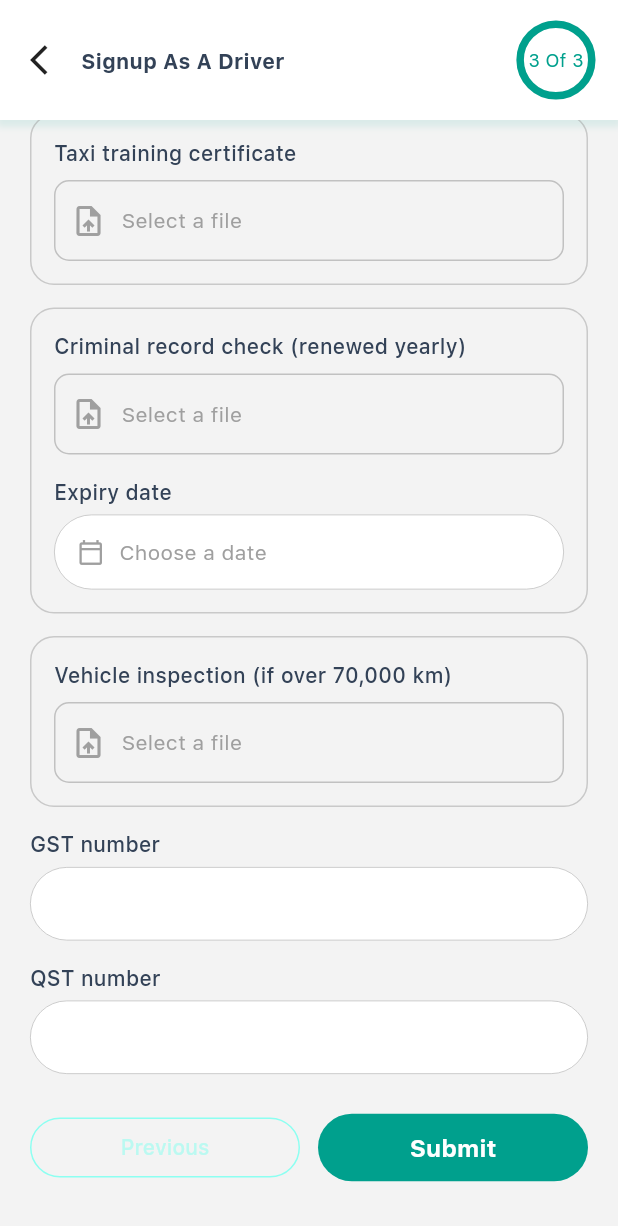
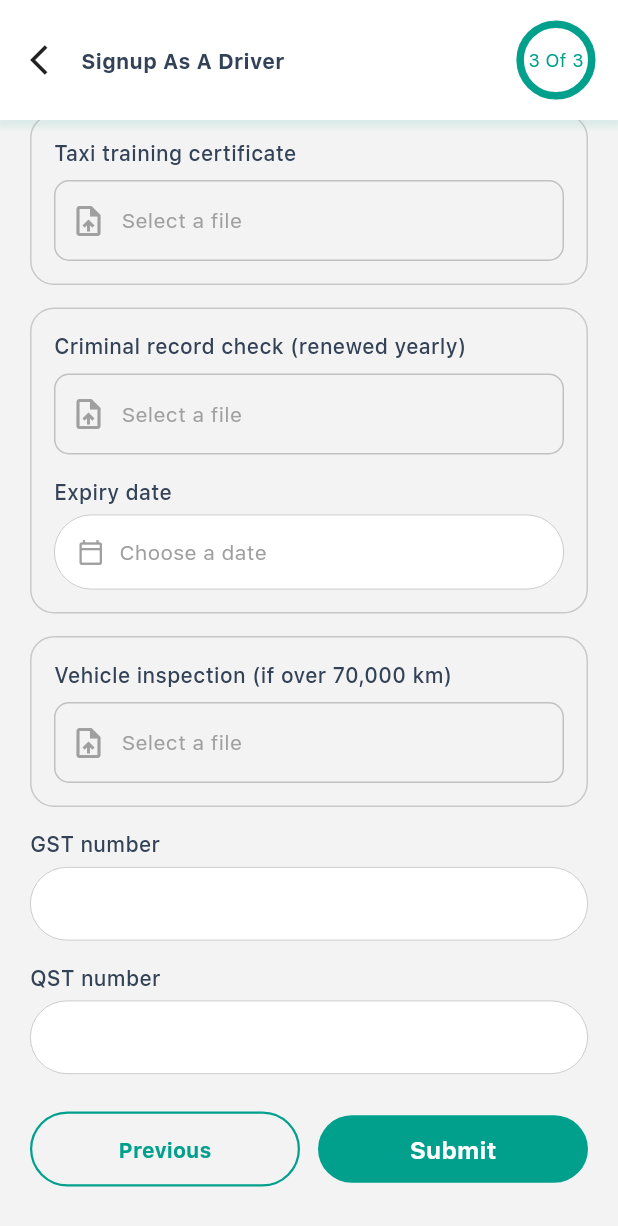
Before and after one commit to rolandpierre1/wolygo-driver, a Flutter app: the AdditionalSignUpScreen2 screen opened directly, scrolled down 766 dp, on a phone screen of 412 x 824 dp. Shown: the top 1226 px of the screen. Run offline on Flutter 3.47's test engine with Material 3 defaults, Android fonts, the phone set to English and light mode, and no system bars; drawn by our look-alikes of percent_indicator; our stand-ins replace audioplayers, chewie, connectivity_plus, country_code_picker, dotted_border, dropdown_button2 and 29 more; missing offline and left inert: custom_map_markers, dart_pusher_channels, flutter_downloader, flutter_polyline_points, just_the_tooltip, phone_numbers_parser and 1 more; accounts and stored records are empty; network calls fail.

Commit message:
Bouton Precedent visible

```diff
--- a/lib/features/auth/screens/additional_sign_up_screen_2.dart
+++ b/lib/features/auth/screens/additional_sign_up_screen_2.dart
@@ -67,7 +67,7 @@ class AdditionalSignUpScreen2 extends StatelessWidget {
                 c.isLoading
                   ? Center(child: SpinKitCircle(color: Theme.of(context).primaryColor, size: 40.0))
                   : Row(children: [
-                      Expanded(child: OutlinedButton(onPressed: () => Get.back(), child: Text(sxT('Précédent', 'Previous')))),
+                      const Expanded(child: SxBackButton()),
                       const SizedBox(width: 12),
                       Expanded(child: ButtonWidget(
                         buttonText: sxT('Soumettre l\'inscription', 'Submit'), radius: 50,
--- a/lib/features/auth/screens/vehicle_sign_up_screen.dart
+++ b/lib/features/auth/screens/vehicle_sign_up_screen.dart
@@ -94,7 +94,7 @@ class _VehicleSignUpScreenState extends State<VehicleSignUpScreen> {
 
                 const SizedBox(height: Dimensions.paddingSizeExtraLarge),
                 Row(children: [
-                  Expanded(child: OutlinedButton(onPressed: () => Get.back(), child: Text(sxT('Précédent', 'Previous')))),
+                  const Expanded(child: SxBackButton()),
                   const SizedBox(width: 12),
                   Expanded(child: ButtonWidget(
                     buttonText: 'next'.tr, radius: 50,
--- a/lib/features/auth/widgets/signup_fields.dart
+++ b/lib/features/auth/widgets/signup_fields.dart
@@ -155,3 +155,22 @@ class SxDoc extends StatelessWidget {
     );
   }
 }
+
+/// Bouton « Précédent » bien visible.
+class SxBackButton extends StatelessWidget {
+  const SxBackButton({super.key});
+  @override
+  Widget build(BuildContext context) {
+    final c = Theme.of(context).primaryColor;
+    return OutlinedButton(
+      onPressed: () => Get.back(),
+      style: OutlinedButton.styleFrom(
+        foregroundColor: c,
+        side: BorderSide(color: c, width: 1.5),
+        minimumSize: const Size.fromHeight(50),
+        shape: RoundedRectangleBorder(borderRadius: BorderRadius.circular(50)),
+      ),
+      child: Text(sxT('Précédent', 'Previous'), style: textBold.copyWith(color: c)),
+    );
+  }
+}
```
